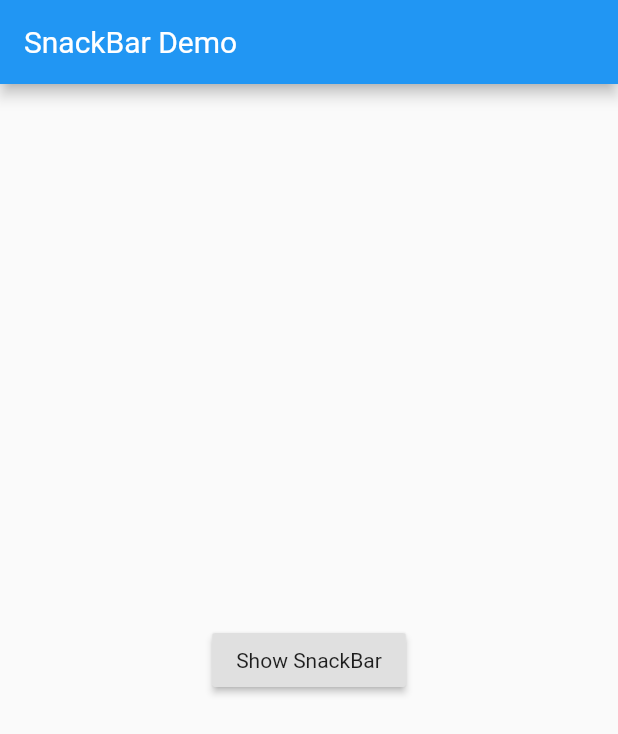
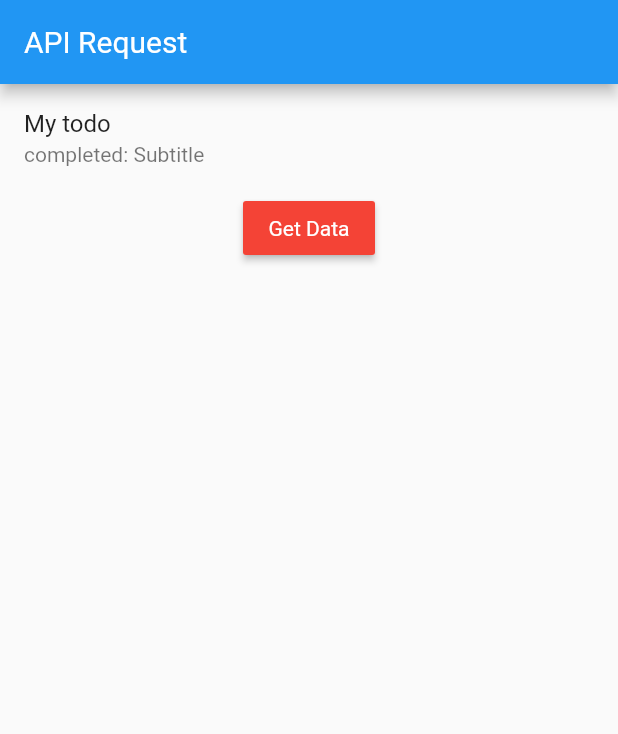
Before and after one commit to josephmtinangi/flutter-app, a Flutter app: the screen it shows after launch, on a phone screen of 412 x 824 dp. Shown: the top 734 px of the screen. Run offline on Flutter 3.47's test engine with Material 2 defaults, Android fonts, the phone set to English and light mode, and no system bars.

Commit message:
Make API request

```diff
--- a/lib/main.dart
+++ b/lib/main.dart
@@ -1,45 +1,69 @@
 import 'package:flutter/material.dart';
+import 'package:http/http.dart' as http;
+import 'dart:convert';
 
-void main() => runApp(SnackBarDemo());
+void main() => runApp(MyHomePage());
 
-class SnackBarDemo extends StatelessWidget {
+class MyHomePage extends StatefulWidget {
+  @override
+  MyHomePageState createState() => MyHomePageState();
+}
+
+class MyHomePageState extends State<MyHomePage> {
+  String _title = 'My todo';
+  String _subtitle = 'Subtitle';
+
   @override
   Widget build(BuildContext context) {
     return MaterialApp(
-      title: 'SnackBar Demo',
+      title: 'Flutter',
       home: Scaffold(
         appBar: AppBar(
-          title: Text('SnackBar Demo'),
+          title: Text('API Request'),
         ),
-        body: SnackBarPage(),
+        body: Column(
+          children: <Widget>[
+            ListTile(
+              title: Text(_title),
+              subtitle: Text('completed: $_subtitle'),
+            ),
+            RaisedButton(
+              child: Text(
+                'Get Data',
+                style: TextStyle(color: Colors.white),
+              ),
+              onPressed: () {
+                makeRequest();
+              },
+              color: Colors.red,
+            )
+          ],
+        ),
       ),
       debugShowCheckedModeBanner: false,
     );
   }
-}
 
-class SnackBarPage extends StatelessWidget {
-  @override
-  Widget build(BuildContext context) {
-    return Center(
-      child: RaisedButton(
-        onPressed: () {
-          final snackBar = SnackBar(
-            content: Text('Yay! A SnackBar!'),
-            action: SnackBarAction(
-              label: 'Undo',
-              onPressed: () {
-                // Some code to undo the change.
-              },
-            ),
-          );
+  void makeRequest() async {
+    String _url = 'https://jsonplaceholder.typicode.com/todos';
+    print('url');
+    print(_url);
 
-          // Find the Scaffold in the widget tree and use
-          // it to show a SnackBar.
-          Scaffold.of(context).showSnackBar(snackBar);
-        },
-        child: Text('Show SnackBar'),
-      ),
-    );
+    var response = await http.get(_url);
+    print('response');
+    print(response);
+    String dataAsString = response.body;
+    print('dataAsString');
+    print(dataAsString);
+    List decodedData = json.decode(dataAsString);
+    print('decodedData');
+    print(decodedData);
+
+    Map<String, dynamic> firstToDo = decodedData[0];
+
+    setState(() {
+      _title = firstToDo['title'];
+      _subtitle = firstToDo['completed'].toString();
+    });
   }
 }
--- a/pubspec.yaml
+++ b/pubspec.yaml
@@ -19,6 +19,7 @@ environment:
 dependencies:
   flutter:
     sdk: flutter
+  http: ^0.12.2
 
   # The following adds the Cupertino Icons font to your application.
   # Use with the CupertinoIcons class for iOS style icons.
```
Also changed, not shown: pubspec.lock.
